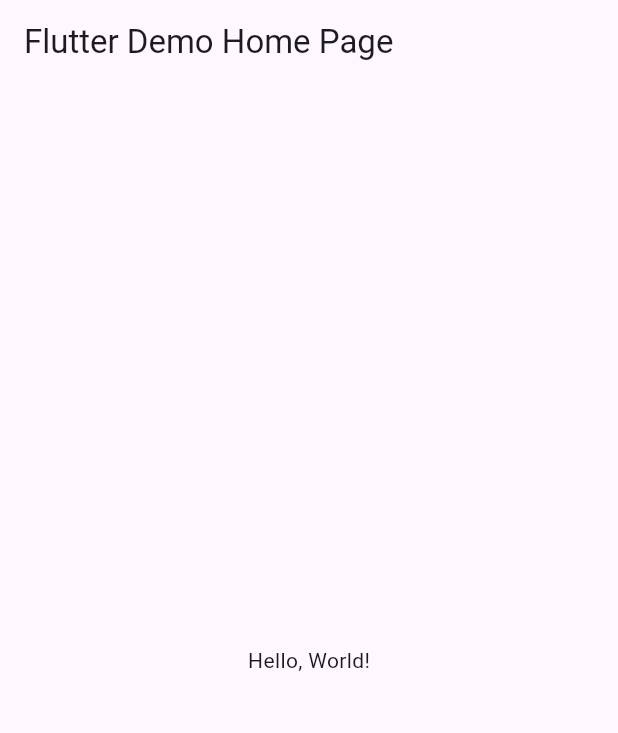
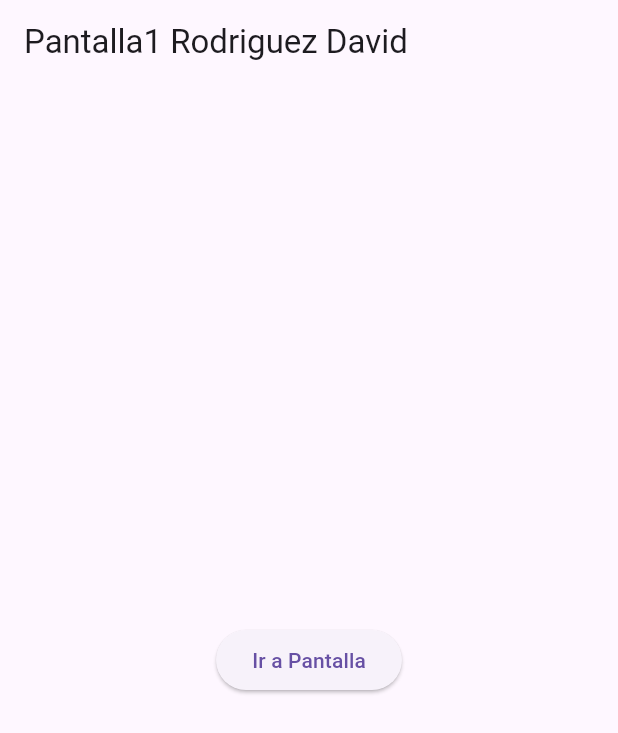
Before and after one commit to OneDavidrdz131/Entrepagina-6j, a Flutter app: the screen it shows after launch, on a phone screen of 412 x 824 dp. Shown: the top 733 px of the screen. Run offline on Flutter 3.47's test engine with Material 3 defaults, Android fonts, the phone set to English and light mode, and no system bars.

Commit message:
version 2

```diff
--- a/lib/main.dart
+++ b/lib/main.dart
@@ -1,43 +1,22 @@
 import 'package:flutter/material.dart';
+import 'package:Rodriguez/pantalla2.dart';
+import 'package:Rodriguez/pantalla1.dart';
 
-void main() => runApp(MyApp());
+void main() => runApp(const AppEntrepagin());
 
-class MyApp extends StatelessWidget {
-  const MyApp({super.key});
-  // This widget is the root of your application.
+class AppEntrepagin extends StatelessWidget {
+  const AppEntrepagin({Key? key}) : super(key: key);
+
   @override
   Widget build(BuildContext context) {
     return MaterialApp(
-      // Application name
-      title: 'Flutter Hello World',
-      // Application theme data, you can set the colors for the application as
-      // you want
-      theme: ThemeData(
-        // useMaterial3: true,
-        primarySwatch: Colors.blue,
-      ),
-      // A widget which will be started on application startup
-      home: MyHomePage(title: 'Flutter Demo Home Page'),
-    );
-  }
-}
-
-class MyHomePage extends StatelessWidget {
-  final String title;
-  const MyHomePage({super.key, required this.title});
-
-  @override
-  Widget build(BuildContext context) {
-    return Scaffold(
-      appBar: AppBar(
-        // The title text which will be shown on the action bar
-        title: Text(title),
-      ),
-      body: Center(
-        child: Text(
-          'Hello, World!',
-        ),
-      ),
-    );
-  }
-}
+      debugShowCheckedModeBanner: false,
+      title: "Web Rodriguez jurado",
+      initialRoute: "/",
+      routes: {
+        "/": (context) => Pantalla1(),
+        "/pantalla2": (context) => Pantalla2(),
+      }, //Rutas entre paginas
+    ); //fIN DE RETURN MATERIAL
+  } //widget
+} //Fin app entre pagina
--- /dev/null
+++ b/lib/pantalla1.dart
@@ -0,0 +1,24 @@
+import 'package:flutter/material.dart';
+import 'package:Rodriguez/pantalla1.dart';
+
+class Pantalla1 extends StatelessWidget {
+  const Pantalla1({Key? key}) : super(key: key);
+
+  @override
+  Widget build(BuildContext context) {
+    return Scaffold(
+      appBar: AppBar(
+        title: Text('Pantalla1 Rodriguez David'),
+      ),
+      body: Center(
+        child: ElevatedButton(
+          child: const Text("Ir a Pantalla"),
+          onPressed: () {
+            Navigator.pushNamed(context, "/pantalla2",
+                arguments: "La mensa Pantalla1");
+          }, //Fin onpresed Presionando boton
+        ),
+      ),
+    );
+  } //fIN WIDGET
+} //Fin clase pantalla1
```
Also changed, not shown: lib/pantalla2.dart (added, +28 -0 lines).
